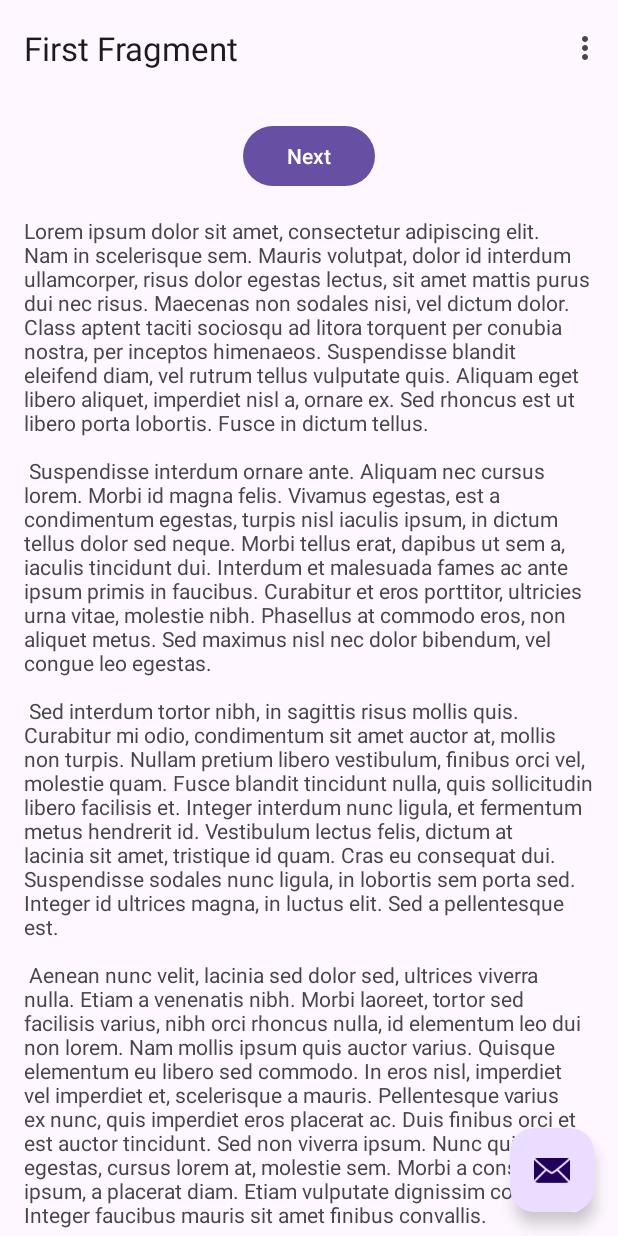
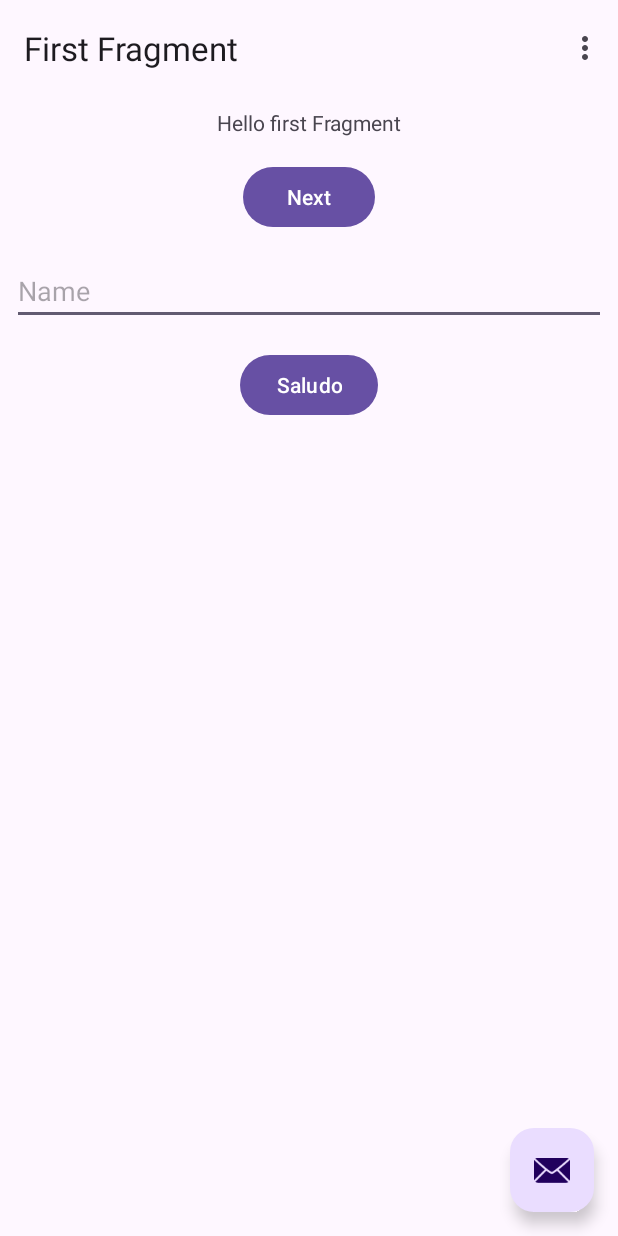
Before and after one commit to pacoFlorido/Practica4Ejemplo1, an Android app: the screen it shows after launch (MainActivity), on a phone screen of 412 x 824 dp. Run offline under Robolectric (Android 15) with nearby library versions, the phone set to English and light mode, and no system bars; our stand-ins replace navigation-ui.

Commit message:
Punto 15

```diff
--- a/app/build.gradle.kts
+++ b/app/build.gradle.kts
@@ -1,6 +1,7 @@
 plugins {
     id("com.android.application")
     id("org.jetbrains.kotlin.android")
+    id("androidx.navigation.safeargs.kotlin")
 }
 
 android {
@@ -44,8 +45,8 @@ dependencies {
     implementation("androidx.appcompat:appcompat:1.6.1")
     implementation("com.google.android.material:material:1.10.0")
     implementation("androidx.constraintlayout:constraintlayout:2.1.4")
-    implementation("androidx.navigation:navigation-fragment-ktx:2.5.3")
-    implementation("androidx.navigation:navigation-ui-ktx:2.5.3")
+    implementation("androidx.navigation:navigation-fragment-ktx:2.7.4")
+    implementation("androidx.navigation:navigation-ui-ktx:2.7.4")
     testImplementation("junit:junit:4.13.2")
     androidTestImplementation("androidx.test.ext:junit:1.1.5")
     androidTestImplementation("androidx.test.espresso:espresso-core:3.5.1")
--- a/app/src/main/java/net/iesochoa/pacofloridoquesada/practica4ejemplo1/FirstFragment.kt
+++ b/app/src/main/java/net/iesochoa/pacofloridoquesada/practica4ejemplo1/FirstFragment.kt
@@ -32,8 +32,14 @@ class FirstFragment : Fragment() {
     override fun onViewCreated(view: View, savedInstanceState: Bundle?) {
         super.onViewCreated(view, savedInstanceState)
 
-        binding.buttonFirst.setOnClickListener {
+        binding.btNext.setOnClickListener {
             findNavController().navigate(R.id.action_FirstFragment_to_SecondFragment)
+        }
+        //llamada a SaludoFragment
+        binding.btSaludo.setOnClickListener(){
+
+            findNavController().navigate(R.id.action_FirstFragment_to_saludoFragment
+            )
         }
     }
 
--- a/app/src/main/res/layout/fragment_first.xml
+++ b/app/src/main/res/layout/fragment_first.xml
@@ -8,28 +8,50 @@
 
     <androidx.constraintlayout.widget.ConstraintLayout
         android:layout_width="match_parent"
-        android:layout_height="match_parent"
-        android:padding="16dp">
+        android:layout_height="match_parent">
 
-        <Button
-            android:id="@+id/button_first"
+        <TextView
+            android:id="@+id/tvFragmento1"
             android:layout_width="wrap_content"
             android:layout_height="wrap_content"
-            android:text="@string/next"
-            app:layout_constraintBottom_toTopOf="@id/textview_first"
+            android:layout_marginTop="8dp"
+            android:text="Hello first Fragment"
             app:layout_constraintEnd_toEndOf="parent"
             app:layout_constraintStart_toStartOf="parent"
             app:layout_constraintTop_toTopOf="parent" />
 
-        <TextView
-            android:id="@+id/textview_first"
+        <Button
+            android:id="@+id/btNext"
             android:layout_width="wrap_content"
             android:layout_height="wrap_content"
             android:layout_marginTop="16dp"
-            android:text="@string/lorem_ipsum"
-            app:layout_constraintBottom_toBottomOf="parent"
+            android:text="Next"
             app:layout_constraintEnd_toEndOf="parent"
             app:layout_constraintStart_toStartOf="parent"
-            app:layout_constraintTop_toBottomOf="@id/button_first" />
+            app:layout_constraintTop_toBottomOf="@+id/tvFragmento1" />
+
+        <EditText
+            android:id="@+id/etNombre"
+            android:layout_width="0dp"
+            android:layout_height="wrap_content"
+            android:layout_marginStart="8dp"
+            android:layout_marginTop="16dp"
+            android:layout_marginEnd="8dp"
+            android:ems="10"
+            android:hint="Name"
+            android:inputType="text"
+            app:layout_constraintEnd_toEndOf="parent"
+            app:layout_constraintStart_toStartOf="parent"
+            app:layout_constraintTop_toBottomOf="@+id/btNext" />
+
+        <Button
+            android:id="@+id/btSaludo"
+            android:layout_width="wrap_content"
+            android:layout_height="wrap_content"
+            android:layout_marginTop="16dp"
+            android:text="Saludo"
+            app:layout_constraintEnd_toEndOf="parent"
+            app:layout_constraintStart_toStartOf="parent"
+            app:layout_constraintTop_toBottomOf="@+id/etNombre" />
     </androidx.constraintlayout.widget.ConstraintLayout>
 </androidx.core.widget.NestedScrollView>
--- a/app/src/main/res/navigation/nav_graph.xml
+++ b/app/src/main/res/navigation/nav_graph.xml
@@ -14,6 +14,9 @@
         <action
             android:id="@+id/action_FirstFragment_to_SecondFragment"
             app:destination="@id/SecondFragment" />
+        <action
+            android:id="@+id/action_FirstFragment_to_saludoFragment"
+            app:destination="@id/saludoFragment" />
     </fragment>
     <fragment
         android:id="@+id/SecondFragment"
@@ -25,4 +28,9 @@
             android:id="@+id/action_SecondFragment_to_FirstFragment"
             app:destination="@id/FirstFragment" />
     </fragment>
+    <fragment
+        android:id="@+id/saludoFragment"
+        android:name="net.iesochoa.pacofloridoquesada.practica4ejemplo1.SaludoFragment"
+        android:label="fragment_saludo"
+        tools:layout="@layout/fragment_saludo" />
 </navigation>
--- a/app/src/main/res/values/strings.xml
+++ b/app/src/main/res/values/strings.xml
@@ -43,4 +43,6 @@
         libero vel nunc consequat, quis tincidunt nisl eleifend. Cras bibendum enim a justo luctus
         vestibulum. Fusce dictum libero quis erat maximus, vitae volutpat diam dignissim.
     </string>
+    <!-- TODO: Remove or change this placeholder text -->
+    <string name="hello_blank_fragment">Hello blank fragment</string>
 </resources>
```
Also changed, not shown: app/src/main/java/net/iesochoa/pacofloridoquesada/practica4ejemplo1/SaludoFragment.kt (added, +59 -0 lines), app/src/main/res/layout/fragment_saludo.xml (added, +18 -0 lines), build.gradle.kts (+9 -0 lines).
